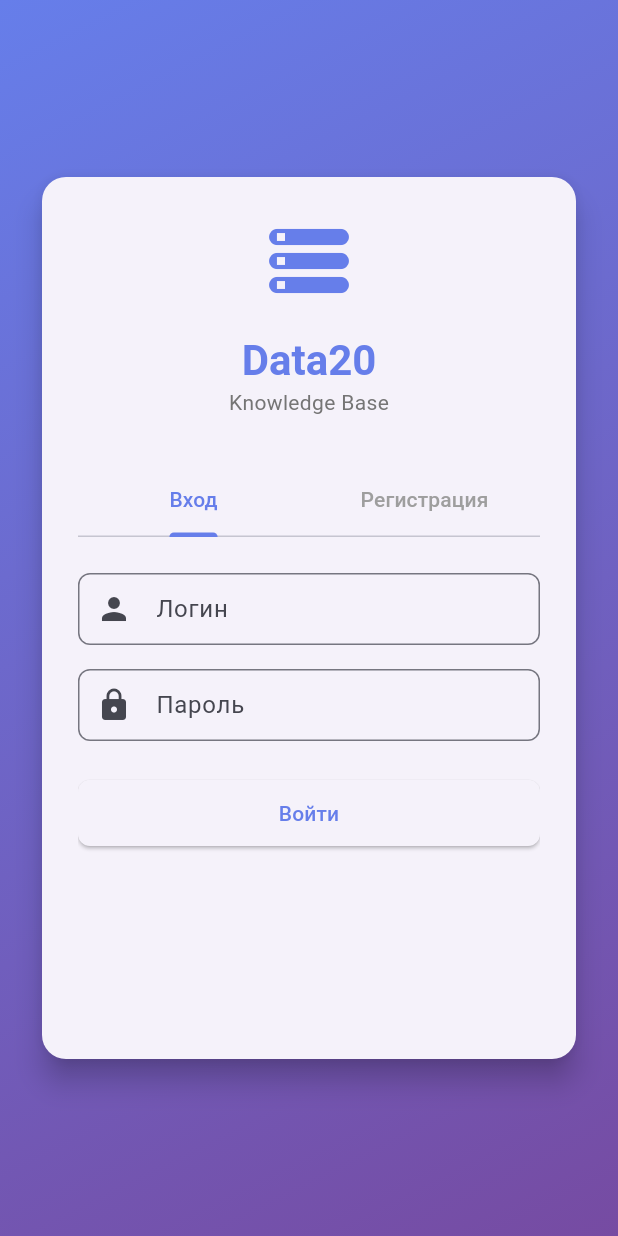
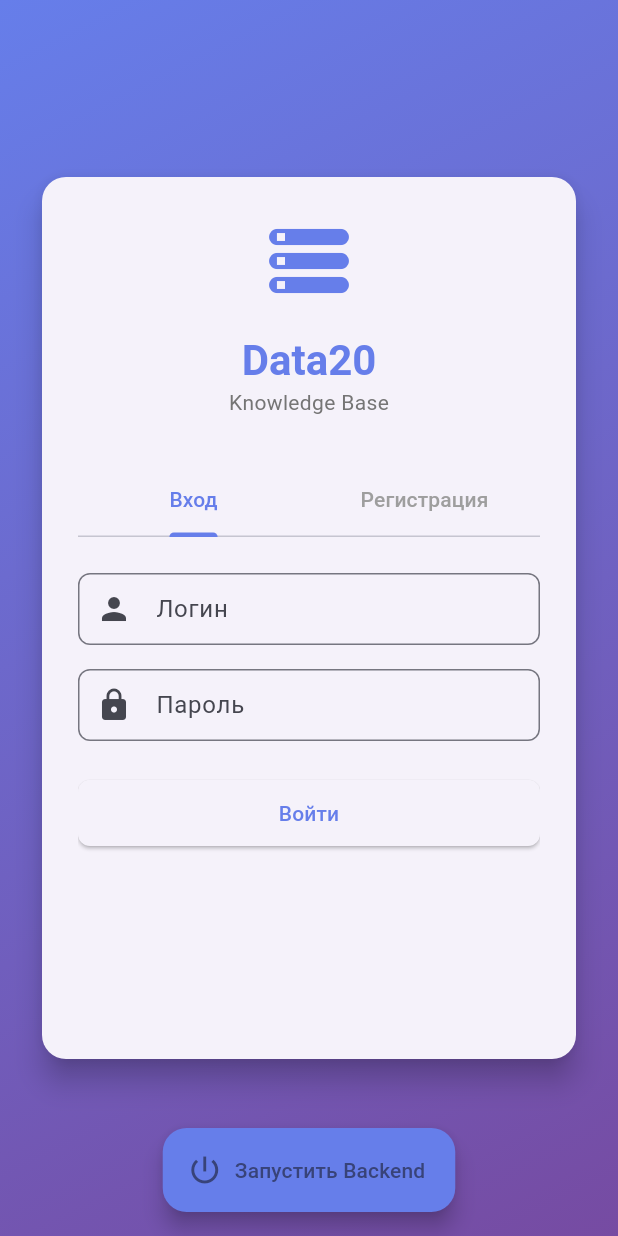
Before and after one commit to svend4/data20, a Flutter app: the screen it shows after launch, on a phone screen of 412 x 824 dp. Run offline on Flutter 3.47's test engine with Material 3 defaults, Android fonts, the phone set to English and light mode, and no system bars; our stand-ins replace flutter_secure_storage, go_router, shared_preferences; accounts and stored records are empty.

Commit message:
Добавление кнопки ручного запуска backend на экране входа
Изменения:
- Добавлен FloatingActionButton для запуска backend вручную
- Добавлен индикатор статуса backend с цветовой кодировкой
- Кнопка меняет цвет: синий → оранжевый (запуск) → зеленый (запущен)
- Уведомления об успешном запуске или ошибках
- Backend можно запустить перед попыткой входа/регистрации

Это решает проблему: формы входа/регистрации не работали, т.к. backend не был запущен

```diff
--- a/mobile-app/lib/screens/login_screen.dart
+++ b/mobile-app/lib/screens/login_screen.dart
@@ -2,6 +2,7 @@ import 'package:flutter/material.dart';
 import 'package:provider/provider.dart';
 import '../services/auth_service.dart';
 import '../services/api_service.dart';
+import '../services/backend_service.dart';
 
 class LoginScreen extends StatefulWidget {
   const LoginScreen({Key? key}) : super(key: key);
@@ -27,6 +28,9 @@ class _LoginScreenState extends State<LoginScreen>
   final _registerFullNameController = TextEditingController();
 
   String? _errorMessage;
+  bool _isBackendStarting = false;
+  bool _isBackendRunning = false;
+  String? _backendStatus;
 
   @override
   void initState() {
@@ -100,11 +104,83 @@ class _LoginScreenState extends State<LoginScreen>
     }
   }
 
+  Future<void> _startBackend() async {
+    if (_isBackendStarting || _isBackendRunning) return;
+
+    setState(() {
+      _isBackendStarting = true;
+      _backendStatus = 'Запуск backend сервера...';
+    });
+
+    final backendService = context.read<BackendService>();
+
+    try {
+      await backendService.startBackend();
+
+      if (mounted) {
+        setState(() {
+          _isBackendRunning = true;
+          _isBackendStarting = false;
+          _backendStatus = 'Backend запущен ✓';
+        });
+
+        ScaffoldMessenger.of(context).showSnackBar(
+          const SnackBar(
+            content: Text('Backend запущен! Теперь можно войти.'),
+            backgroundColor: Colors.green,
+            duration: Duration(seconds: 3),
+          ),
+        );
+      }
+    } catch (e) {
+      if (mounted) {
+        setState(() {
+          _isBackendStarting = false;
+          _backendStatus = 'Ошибка запуска backend';
+        });
+
+        ScaffoldMessenger.of(context).showSnackBar(
+          SnackBar(
+            content: Text('Ошибка запуска backend: $e'),
+            backgroundColor: Colors.red,
+            duration: const Duration(seconds: 5),
+          ),
+        );
+      }
+    }
+  }
+
   @override
   Widget build(BuildContext context) {
     final authService = context.watch<AuthService>();
 
     return Scaffold(
+      floatingActionButton: FloatingActionButton.extended(
+        onPressed: _isBackendStarting || _isBackendRunning ? null : _startBackend,
+        icon: _isBackendStarting
+            ? const SizedBox(
+                width: 20,
+                height: 20,
+                child: CircularProgressIndicator(
+                  strokeWidth: 2,
+                  color: Colors.white,
+                ),
+              )
+            : Icon(_isBackendRunning ? Icons.check_circle : Icons.power_settings_new),
+        label: Text(
+          _isBackendRunning
+              ? 'Backend запущен'
+              : _isBackendStarting
+                  ? 'Запуск...'
+                  : 'Запустить Backend',
+        ),
+        backgroundColor: _isBackendRunning
+            ? Colors.green
+            : _isBackendStarting
+                ? Colors.orange
+                : Theme.of(context).colorScheme.primary,
+      ),
+      floatingActionButtonLocation: FloatingActionButtonLocation.centerFloat,
       body: Container(
         decoration: BoxDecoration(
           gradient: LinearGradient(
@@ -151,7 +227,62 @@ class _LoginScreenState extends State<LoginScreen>
                               color: Colors.grey[600],
                             ),
                       ),
-                      const SizedBox(height: 32),
+                      const SizedBox(height: 16),
+
+                      // Backend status indicator
+                      if (_backendStatus != null)
+                        Container(
+                          padding: const EdgeInsets.symmetric(
+                            horizontal: 12,
+                            vertical: 8,
+                          ),
+                          decoration: BoxDecoration(
+                            color: _isBackendRunning
+                                ? Colors.green[50]
+                                : _isBackendStarting
+                                    ? Colors.orange[50]
+                                    : Colors.red[50],
+                            borderRadius: BorderRadius.circular(8),
+                            border: Border.all(
+                              color: _isBackendRunning
+                                  ? Colors.green[200]!
+                                  : _isBackendStarting
+                                      ? Colors.orange[200]!
+                                      : Colors.red[200]!,
+                            ),
+                          ),
+                          child: Row(
+                            mainAxisSize: MainAxisSize.min,
+                            children: [
+                              Icon(
+                                _isBackendRunning
+                                    ? Icons.check_circle
+                                    : _isBackendStarting
+                                        ? Icons.hourglass_empty
+                                        : Icons.error_outline,
+                                size: 16,
+                                color: _isBackendRunning
+                                    ? Colors.green
+                                    : _isBackendStarting
+                                        ? Colors.orange
+                                        : Colors.red,
+                              ),
+                              const SizedBox(width: 8),
+                              Text(
+                                _backendStatus!,
+                                style: TextStyle(
+                                  fontSize: 12,
+                                  color: _isBackendRunning
+                                      ? Colors.green[900]
+                                      : _isBackendStarting
+                                          ? Colors.orange[900]
+                                          : Colors.red[900],
+                                ),
+                              ),
+                            ],
+                          ),
+                        ),
+                      const SizedBox(height: 16),
 
                       // Tabs
                       TabBar(
```
